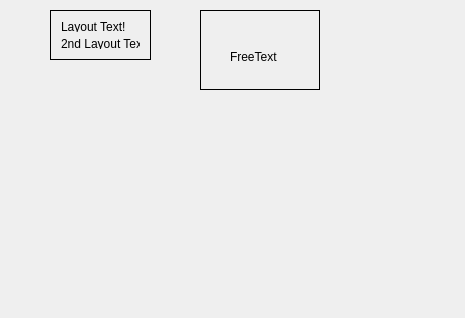
This is mainwindow.ui in Dimaximym/QmlParser as Qt 5 draws it before an edit. The edited form follows.
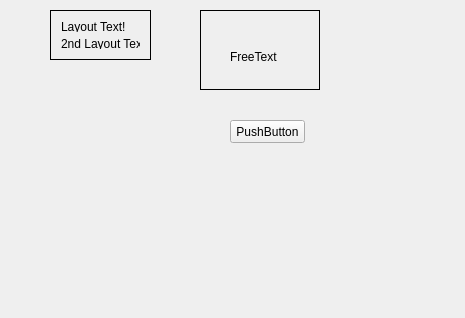
This is the edited form.

Commit message: add button and text edit finish button

```diff
--- a/mainwindow.ui
+++ b/mainwindow.ui
@@ -78,6 +78,19 @@
      </property>
     </widget>
    </widget>
+   <widget class="QPushButton" name="pushButton">
+    <property name="geometry">
+     <rect>
+      <x>230</x>
+      <y>120</y>
+      <width>75</width>
+      <height>23</height>
+     </rect>
+    </property>
+    <property name="text">
+     <string>PushButton</string>
+    </property>
+   </widget>
   </widget>
  </widget>
  <layoutdefault spacing="6" margin="11"/>
```
The commit also changes 8 other files.
